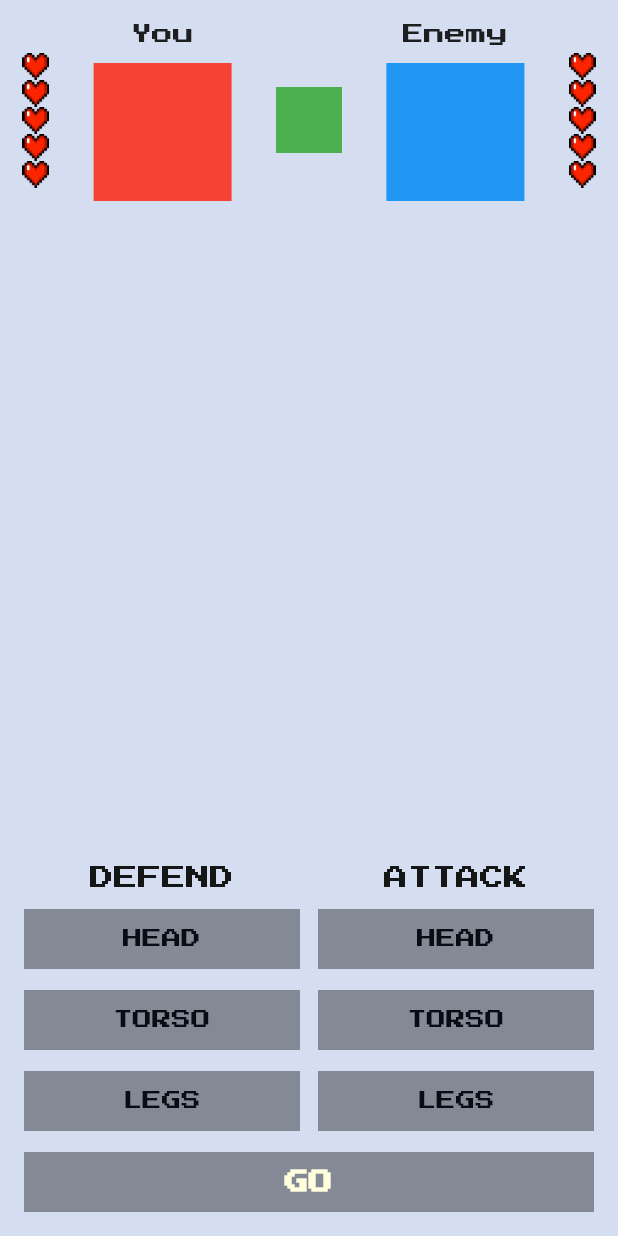
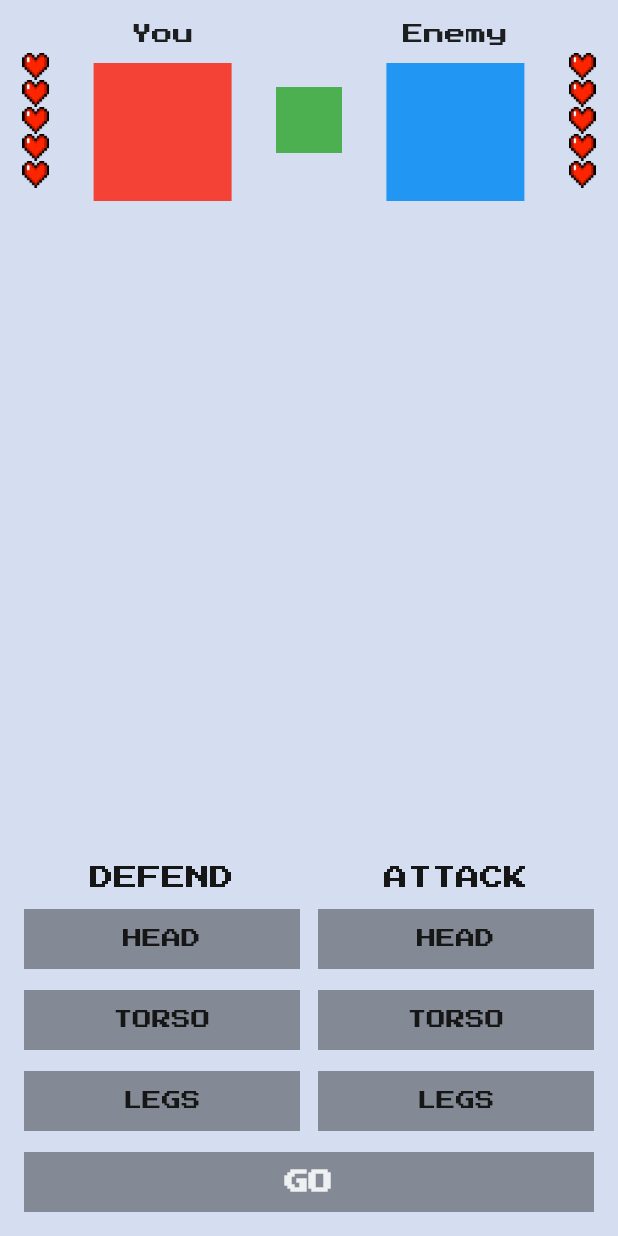
Before and after one commit to devmaslove/flutter_fight_club, a Flutter app: the screen it shows after launch, on a phone screen of 412 x 824 dp. Run offline on Flutter 3.47's test engine with Material 2 defaults, Android fonts, the phone set to English and light mode, and no system bars; our stand-ins replace google_fonts.

Commit message:
Домашка 3.1

```diff
--- a/lib/fight_club_colors.dart
+++ b/lib/fight_club_colors.dart
@@ -3,10 +3,10 @@ import 'package:flutter/material.dart';
 class FightClubColors {
   FightClubColors._();
 
-  static const background = Colors.black;
-  static const greyButton = Colors.black;
-  static const blueButton = Colors.black;
-  static const blackButton = Colors.black;
-  static const darkGreyText = Colors.black;
-  static const whiteText = Colors.black;
+  static const background = Color.fromRGBO(213, 222, 240, 1.0);
+  static const greyButton = Colors.black38;
+  static const blueButton = Color.fromRGBO(28, 121, 206, 1.0);
+  static const blackButton = Colors.black87;
+  static const darkGreyText = Color.fromRGBO(22, 22, 22, 1.0);
+  static const whiteText = Color.fromRGBO(255, 255, 255, 0.87);
 }
--- a/lib/main.dart
+++ b/lib/main.dart
@@ -1,6 +1,7 @@
 import 'dart:math';
 
 import 'package:flutter/material.dart';
+import 'package:flutter_fight_club/fight_club_colors.dart';
 import 'package:flutter_fight_club/fight_club_icons.dart';
 import 'package:google_fonts/google_fonts.dart';
 
@@ -44,9 +45,8 @@ class MyHomePageState extends State<MyHomePage> {
   @override
   Widget build(BuildContext context) {
     return Scaffold(
-      backgroundColor: Color(0xFFD5DEF0),
+      backgroundColor: FightClubColors.background,
       body: SafeArea(
-
         child: Column(
           children: [
             FightersInfo(
@@ -65,7 +65,8 @@ class MyHomePageState extends State<MyHomePage> {
             GoButton(
               onTap: _pushGoButton,
               color: _getGoColor(),
-              text: yourLives == 0 || enemysLives == 0 ? 'Start new game' : 'Go',
+              text:
+                  yourLives == 0 || enemysLives == 0 ? 'Start new game' : 'Go',
             ),
             SizedBox(height: 16),
           ],
@@ -108,12 +109,12 @@ class MyHomePageState extends State<MyHomePage> {
 
   Color _getGoColor() {
     if (yourLives == 0 || enemysLives == 0) {
-      return Colors.black87;
+      return FightClubColors.blackButton;
     }
     if (defendingBodyPart != null && attackingBodyPart != null) {
-      return Colors.black87;
+      return FightClubColors.blackButton;
     }
-    return Colors.black38;
+    return FightClubColors.greyButton;
   }
 
   void _selectAttackingBodyPart(BobyPart value) {
@@ -153,7 +154,7 @@ class GoButton extends StatelessWidget {
                 style: TextStyle(
                   fontWeight: FontWeight.w700,
                   fontSize: 16,
-                  color: Color(0xFFFFFFDE),
+                  color: FightClubColors.whiteText,
                 ),
               ),
             ),
@@ -272,13 +273,13 @@ class BodyPartButton extends StatelessWidget {
       child: SizedBox(
         height: 40,
         child: ColoredBox(
-          color: selected ? const Color(0xFF1C79CE) : Colors.black38,
+          color: selected ? FightClubColors.blueButton : FightClubColors.greyButton,
           child: Center(
             child: Text(
               bodyPart.name.toUpperCase(),
               style: TextStyle(
                 fontSize: 13,
-                color: selected ? Colors.white : Color(0xFF060D14),
+                color: selected ? FightClubColors.whiteText : FightClubColors.darkGreyText,
               ),
             ),
           ),
@@ -350,7 +351,7 @@ class ControlsWidget extends StatelessWidget {
             children: [
               Text(
                 'Defend'.toUpperCase(),
-                style: TextStyle(color: Color(0xFF151616), fontSize: 16),
+                style: TextStyle(color: FightClubColors.darkGreyText, fontSize: 16),
               ),
               SizedBox(height: 13),
               BodyPartButton(
@@ -379,7 +380,7 @@ class ControlsWidget extends StatelessWidget {
             children: [
               Text(
                 'Attack'.toUpperCase(),
-                style: TextStyle(color: Color(0xFF151616), fontSize: 16),
+                style: TextStyle(color: FightClubColors.darkGreyText, fontSize: 16),
               ),
               SizedBox(height: 13),
               BodyPartButton(
```
